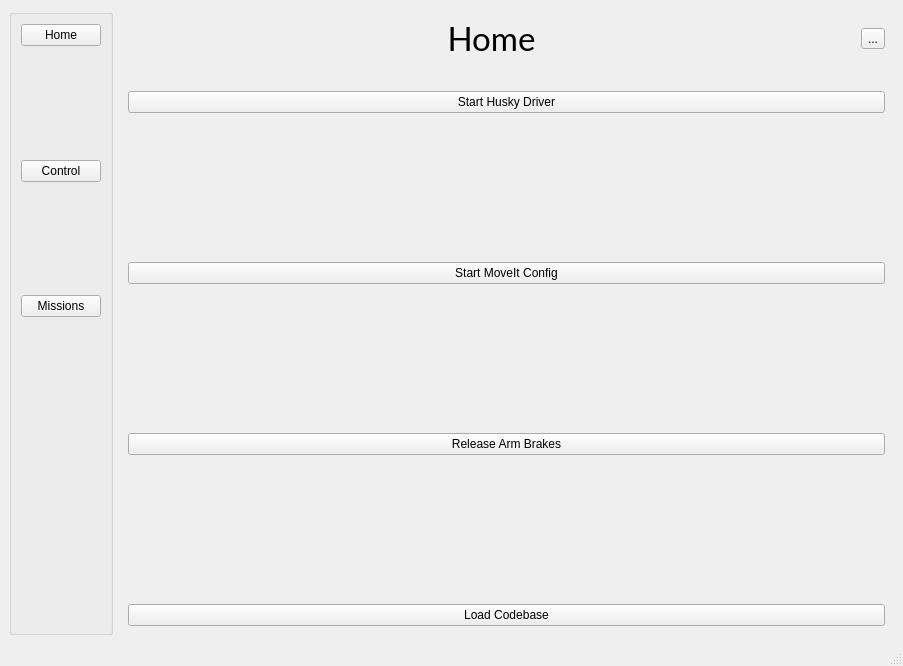
Old version of the form ui/mainwindow.ui in the repository DiceLabs/gui.
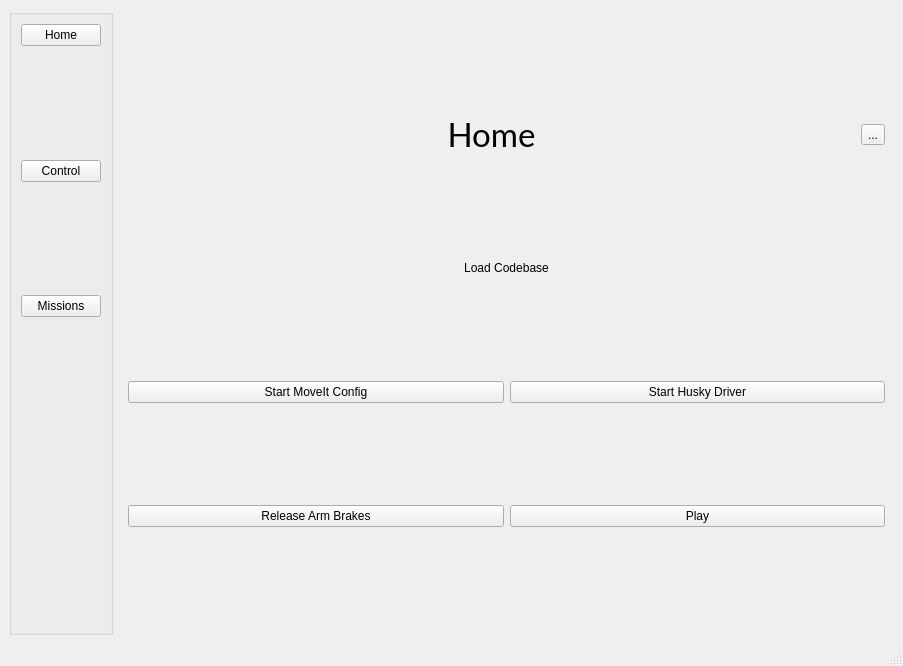
New version of the form. The open tabs and pages were chosen to show the change.

Commit message: Add Play Button

The edit to the form file:
```diff
--- a/ui/mainwindow.ui
+++ b/ui/mainwindow.ui
@@ -122,78 +122,6 @@
       </property>
       <widget class="QWidget" name="page">
        <layout class="QGridLayout" name="gridLayout_6">
-        <item row="7" column="1">
-         <widget class="QPushButton" name="release_brakes_btn">
-          <property name="text">
-           <string>Release Arm Brakes</string>
-          </property>
-         </widget>
-        </item>
-        <item row="1" column="1">
-         <layout class="QHBoxLayout" name="horizontalLayout">
-          <item>
-           <widget class="QLabel" name="label">
-            <property name="text">
-             <string/>
-            </property>
-           </widget>
-          </item>
-          <item>
-           <widget class="QLabel" name="label_3">
-            <property name="text">
-             <string/>
-            </property>
-           </widget>
-          </item>
-          <item>
-           <spacer name="horizontalSpacer">
-            <property name="orientation">
-             <enum>Qt::Horizontal</enum>
-            </property>
-            <property name="sizeHint" stdset="0">
-             <size>
-              <width>40</width>
-              <height>20</height>
-             </size>
-            </property>
-           </spacer>
-          </item>
-         </layout>
-        </item>
-        <item row="4" column="1">
-         <spacer name="verticalSpacer_6">
-          <property name="orientation">
-           <enum>Qt::Vertical</enum>
-          </property>
-          <property name="sizeHint" stdset="0">
-           <size>
-            <width>20</width>
-            <height>40</height>
-           </size>
-          </property>
-         </spacer>
-        </item>
-        <item row="2" column="1">
-         <widget class="QPushButton" name="husky_driver_btn">
-          <property name="text">
-           <string>Start Husky Driver</string>
-          </property>
-         </widget>
-        </item>
-        <item row="9" column="1">
-         <widget class="QPushButton" name="load_codebase_btn">
-          <property name="text">
-           <string>Load Codebase</string>
-          </property>
-         </widget>
-        </item>
-        <item row="5" column="1">
-         <widget class="QPushButton" name="moveit_config_btn">
-          <property name="text">
-           <string>Start MoveIt Config</string>
-          </property>
-         </widget>
-        </item>
         <item row="0" column="1">
          <layout class="QHBoxLayout" name="horizontalLayout_2">
           <item>
@@ -229,34 +157,61 @@
           </item>
          </layout>
         </item>
-        <item row="8" column="1">
-         <spacer name="verticalSpacer_5">
-          <property name="orientation">
-           <enum>Qt::Vertical</enum>
-          </property>
-          <property name="sizeHint" stdset="0">
-           <size>
-            <width>20</width>
-            <height>53</height>
-           </size>
-          </property>
-         </spacer>
+        <item row="2" column="1">
+         <layout class="QHBoxLayout" name="horizontalLayout_4">
+          <item>
+           <widget class="QPushButton" name="moveit_config_btn">
+            <property name="text">
+             <string>Start MoveIt Config</string>
+            </property>
+           </widget>
+          </item>
+          <item>
+           <widget class="QPushButton" name="husky_driver_btn">
+            <property name="text">
+             <string>Start Husky Driver</string>
+            </property>
+           </widget>
+          </item>
+         </layout>
         </item>
-        <item row="6" column="1">
-         <spacer name="verticalSpacer_7">
-          <property name="orientation">
-           <enum>Qt::Vertical</enum>
-          </property>
-          <property name="sizeHint" stdset="0">
-           <size>
-            <width>20</width>
-            <height>40</height>
-           </size>
-          </property>
-         </spacer>
+        <item row="1" column="1">
+         <layout class="QHBoxLayout" name="horizontalLayout_5">
+          <item>
+           <widget class="QPushButton" name="load_codebase_btn">
+            <property name="text">
+             <string>Load Codebase</string>
+            </property>
+            <property name="autoDefault">
+             <bool>false</bool>
+            </property>
+            <property name="default">
+             <bool>false</bool>
+            </property>
+            <property name="flat">
+             <bool>true</bool>
+            </property>
+           </widget>
+          </item>
+         </layout>
         </item>
-        <item row="10" column="1">
-         <layout class="QGridLayout" name="gridLayout_3"/>
+        <item row="3" column="1">
+         <layout class="QHBoxLayout" name="horizontalLayout">
+          <item>
+           <widget class="QPushButton" name="release_brakes_btn">
+            <property name="text">
+             <string>Release Arm Brakes</string>
+            </property>
+           </widget>
+          </item>
+          <item>
+           <widget class="QPushButton" name="polyscope_play_btn">
+            <property name="text">
+             <string>Play</string>
+            </property>
+           </widget>
+          </item>
+         </layout>
         </item>
        </layout>
       </widget>
```
Left out of the diff: 2 changed lines with no effect on the pictures. The commit also changes 2 other files.
